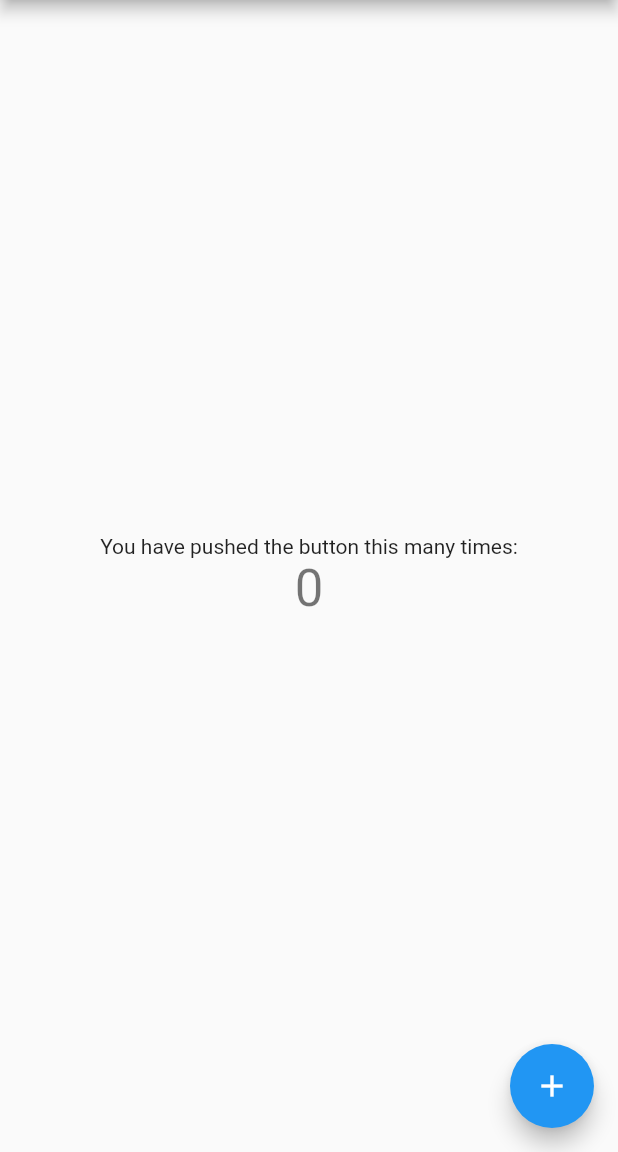
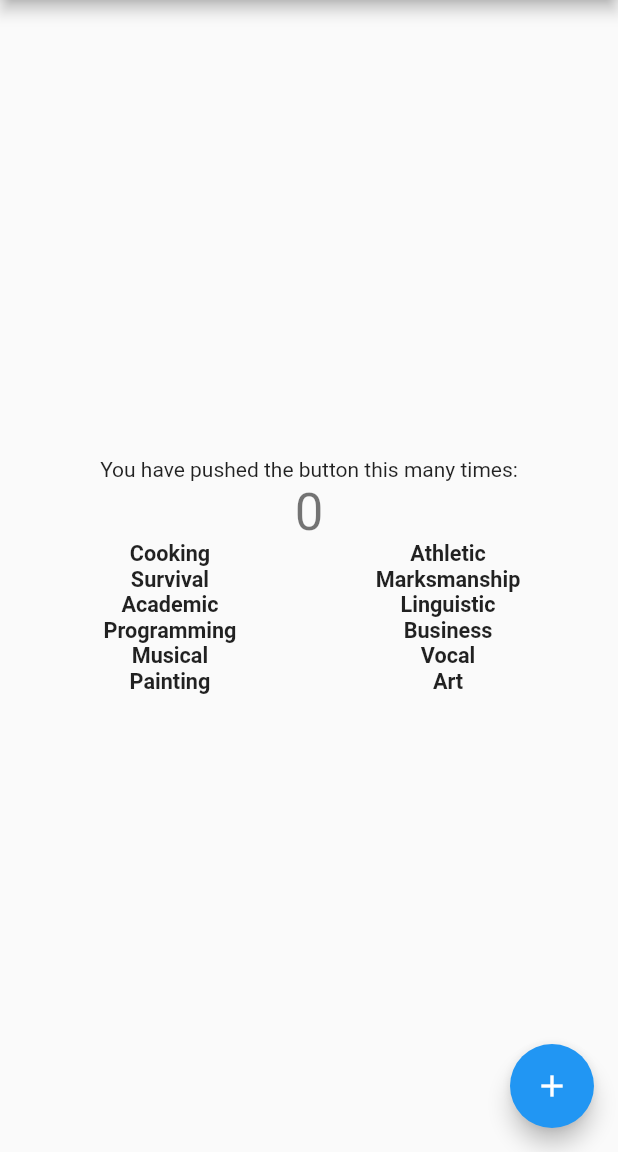
Before and after one commit to zwormstadt/Bonvallet, a Flutter app: the screen it shows after launch, on a phone screen of 412 x 824 dp, the part 84-1236 px from its top. Run offline on Flutter 3.47's test engine with Material 2 defaults, Android fonts, the phone set to English and light mode, and no system bars; Roboto replaces fonts that are missing (SF Pro).

Commit message:
Display text for categories

```diff
--- a/lib/main.dart
+++ b/lib/main.dart
@@ -1,3 +1,4 @@
+import 'package:bonvallet/search/search.dart';
 import 'package:flutter/material.dart';
 
 void main() => runApp(MyApp());
@@ -90,6 +91,7 @@ class _MyHomePageState extends State<MyHomePage> {
           // axis because Columns are vertical (the cross axis would be
           // horizontal).
           mainAxisAlignment: MainAxisAlignment.center,
+          crossAxisAlignment: CrossAxisAlignment.center,
           children: <Widget>[
             Text(
               'You have pushed the button this many times:',
@@ -98,6 +100,7 @@ class _MyHomePageState extends State<MyHomePage> {
               '$_counter',
               style: Theme.of(context).textTheme.display1,
             ),
+            SearchScreen(),
           ],
         ),
       ),
--- /dev/null
+++ b/lib/search/category-tile.dart
@@ -0,0 +1,23 @@
+import 'package:flutter/material.dart';
+
+class CategoryTile extends StatelessWidget {
+  final double width;
+  final String category;
+  CategoryTile({this.width, this.category});
+  @override
+  Widget build(BuildContext context) {
+    return Container(
+      width: width,
+      child: Center(
+        child: Text(
+          this.category,
+          style: TextStyle(
+            fontWeight: FontWeight.w700,
+            fontFamily: 'SF Pro',
+            fontSize: width * 0.1,
+          ),
+        ),
+      ),
+    );
+  }
+}
--- /dev/null
+++ b/lib/search/search.dart
@@ -0,0 +1,47 @@
+import 'package:bonvallet/search/category-tile.dart';
+import 'package:flutter/material.dart';
+
+const categories = [
+  "Cooking",
+  "Athletic",
+  "Survival",
+  "Marksmanship",
+  "Academic",
+  "Linguistic",
+  "Programming",
+  "Business",
+  "Musical",
+  "Vocal",
+  "Painting",
+  "Art"
+];
+
+class SearchScreen extends StatelessWidget {
+  @override
+  Widget build(BuildContext context) {
+    double width = MediaQuery.of(context).size.width;
+    return Center(
+      child: Wrap(
+        children: _buildTiles(width),
+      ),
+    );
+  }
+
+  List<Widget> _buildTiles(double width) {
+    List<Widget> tiles = [];
+    bool addDivider = true;
+    categories.forEach((category) {
+      tiles.add(CategoryTile(
+        width: width * 0.35,
+        category: category
+      ));
+      if (addDivider) {
+        tiles.add(VerticalDivider(
+          width: width * 0.1
+        ));
+      }
+      addDivider = !addDivider;
+    });
+    return tiles;
+  }
+}
```
